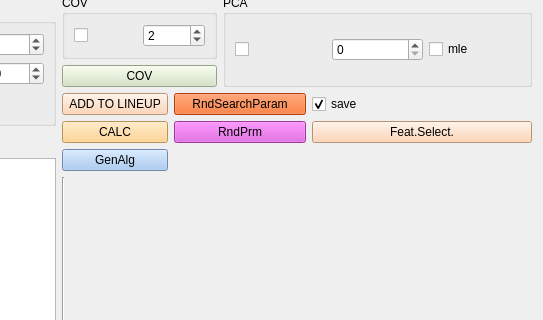
Before: the Qt Designer form qt/regressor_form.ui in idergunoff/geovel_1.0, drawn with Qt 5; both pictures show x 746 to 1289 and y 480 to 800 of the 1289 by 905 pixel window.
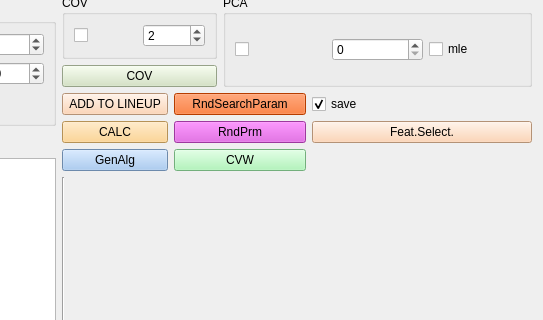
After: the same form once the commit is applied.

Diff of the .ui file:
```diff
--- a/qt/regressor_form.ui
+++ b/qt/regressor_form.ui
@@ -2335,6 +2335,16 @@
          </property>
         </widget>
        </item>
+       <item row="6" column="1">
+        <widget class="QPushButton" name="pushButton_cvw">
+         <property name="styleSheet">
+          <string notr="true">background-color: rgb(161, 245, 173);</string>
+         </property>
+         <property name="text">
+          <string>CVW</string>
+         </property>
+        </widget>
+       </item>
       </layout>
      </item>
      <item row="1" column="1">
```
